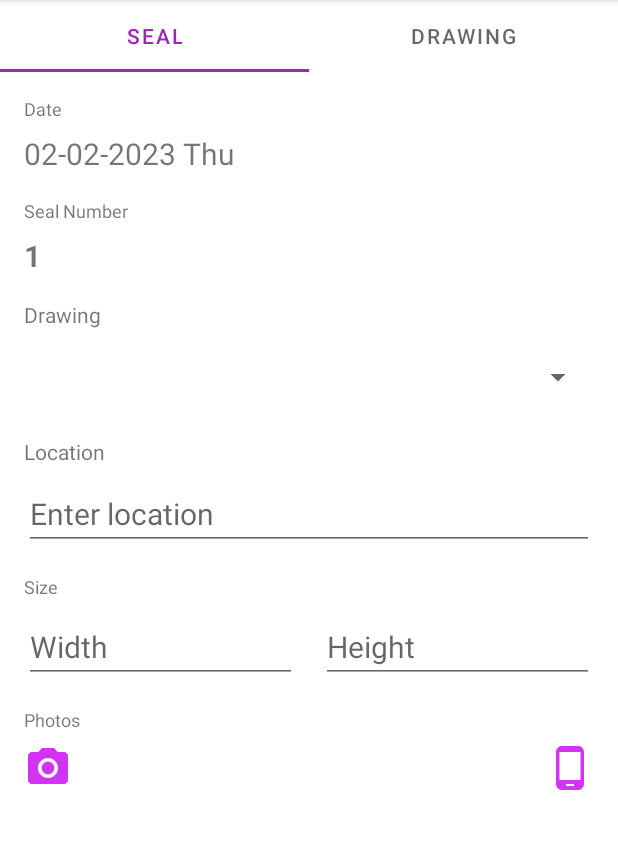
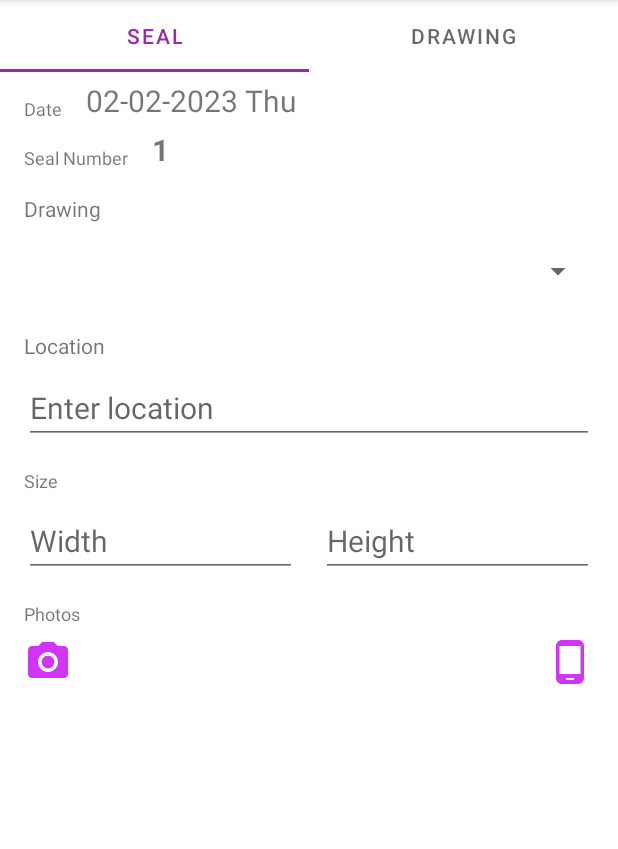
Before and after one commit to ahmedmatem/workmeter, an Android app: the fragment WorksheetFragment placed in its activity, on a phone screen of 412 x 824 dp, the part 84-933 px from its top. Run offline under Robolectric (Android 15) with nearby library versions, the light colour scheme and no system bars; our stand-ins replace Firebase (no records; nobody signed in at launch, a user with empty details on screens opened directly), Picasso, Room's generated code, data binding; pictures from the network do not load; 3 statements that could not run were skipped.

Commit message:
Fix staggered grid layout

```diff
--- a/app/build.gradle
+++ b/app/build.gradle
@@ -103,4 +103,7 @@ dependencies {
 
     implementation "androidx.camera:camera-view:${camerax_version}"
     implementation "androidx.camera:camera-extensions:${camerax_version}"
+
+    // Picasso Image Library
+    implementation 'com.squareup.picasso:picasso:2.8'
 }
--- a/app/src/main/java/com/ahmedmatem/android/workmeter/data/model/Worksheet.kt
+++ b/app/src/main/java/com/ahmedmatem/android/workmeter/data/model/Worksheet.kt
@@ -3,6 +3,7 @@ package com.ahmedmatem.android.workmeter.data.model
 import androidx.room.ColumnInfo
 import androidx.room.Entity
 import androidx.room.PrimaryKey
+import com.ahmedmatem.android.workmeter.ui.worksheet.PhotoData
 import java.text.SimpleDateFormat
 import java.util.*
 
@@ -20,6 +21,7 @@ data class Worksheet(
     val photos: String, // 'uri_1,uri_2,...uri_last,'
 ) {
     companion object {
+        const val COMMA_DELIMITER = ','
         /**
          * Companion function sets default value to newly created worksheet.
          *
@@ -44,6 +46,14 @@ data class Worksheet(
     }
 }
 
+/**
+ * Helper function converts photos from String to List
+ */
+fun Worksheet.photosToList() : List<PhotoData> =
+    listOf(*(photos.split(Worksheet.COMMA_DELIMITER).toTypedArray())).map { uri ->
+        PhotoData(id, uri)
+    }
+
 fun Worksheet.assign(
     location: String,
     width: String,
--- /dev/null
+++ b/app/src/main/java/com/ahmedmatem/android/workmeter/ui/worksheet/PhotoListAdapter.kt
@@ -0,0 +1,61 @@
+package com.ahmedmatem.android.workmeter.ui.worksheet
+
+import android.graphics.BitmapFactory
+import android.net.Uri
+import android.util.Log
+import android.view.LayoutInflater
+import android.view.ViewGroup
+import androidx.recyclerview.widget.DiffUtil
+import androidx.recyclerview.widget.ListAdapter
+import androidx.recyclerview.widget.RecyclerView
+import com.ahmedmatem.android.workmeter.databinding.PhotoListItemBinding
+import com.squareup.picasso.Picasso
+import java.io.File
+
+data class PhotoData (val id: String, val uri: String)
+
+class PhotoListAdapter (private val clickListener: OnClickListener)
+    : ListAdapter<PhotoData,PhotoListAdapter.PhotoViewHolder>(PhotoDiffCallback()) {
+
+    override fun onCreateViewHolder(parent: ViewGroup, viewType: Int): PhotoViewHolder {
+        return PhotoViewHolder.from(parent)
+    }
+
+    override fun onBindViewHolder(holder: PhotoViewHolder, position: Int) {
+        val item = getItem(position)
+        holder.itemView.setOnClickListener { clickListener.onClick(item) }
+        holder.bind(item)
+    }
+
+    class OnClickListener(val clickListener: (photo: PhotoData) -> Unit) {
+        fun onClick(photo: PhotoData) = clickListener(photo)
+    }
+
+    class PhotoViewHolder(private val binding: PhotoListItemBinding) :
+        RecyclerView.ViewHolder(binding.root) {
+
+        fun bind(item: PhotoData) {
+            Picasso.get()
+                .load(Uri.parse(item.uri))
+                .into(binding.photoIv)
+        }
+
+        companion object {
+            fun from(parent: ViewGroup) : PhotoViewHolder {
+                val layoutInflater = LayoutInflater.from(parent.context)
+                val binding = PhotoListItemBinding.inflate(layoutInflater, parent, false)
+                return PhotoViewHolder(binding)
+            }
+        }
+    }
+}
+
+class PhotoDiffCallback : DiffUtil.ItemCallback<PhotoData>() {
+    override fun areItemsTheSame(oldItem: PhotoData, newItem: PhotoData): Boolean {
+        return oldItem.id == newItem.id
+    }
+
+    override fun areContentsTheSame(oldItem: PhotoData, newItem: PhotoData): Boolean {
+        return oldItem == newItem
+    }
+}
--- a/app/src/main/java/com/ahmedmatem/android/workmeter/ui/worksheet/SealTabFragment.kt
+++ b/app/src/main/java/com/ahmedmatem/android/workmeter/ui/worksheet/SealTabFragment.kt
@@ -1,29 +1,23 @@
 package com.ahmedmatem.android.workmeter.ui.worksheet
 
-import androidx.lifecycle.ViewModelProvider
 import android.os.Bundle
 import android.view.LayoutInflater
 import android.view.View
 import android.view.ViewGroup
-import androidx.fragment.app.activityViewModels
 import androidx.fragment.app.viewModels
 import androidx.lifecycle.Lifecycle
 import androidx.lifecycle.lifecycleScope
 import androidx.lifecycle.repeatOnLifecycle
+import androidx.recyclerview.widget.StaggeredGridLayoutManager
 import com.ahmedmatem.android.workmeter.base.BaseFragment
-import com.ahmedmatem.android.workmeter.base.NavigationCommand
+import com.ahmedmatem.android.workmeter.data.model.photosToList
 import com.ahmedmatem.android.workmeter.databinding.FragmentSealTabBinding
 import com.ahmedmatem.android.workmeter.ui.login.afterTextChanged
-import kotlinx.coroutines.flow.collect
 import kotlinx.coroutines.launch
 
 class SealTabFragment : BaseFragment() {
 
     private lateinit var binding: FragmentSealTabBinding
-
-    companion object {
-        fun newInstance() = SealTabFragment()
-    }
 
     override val viewModel: WorksheetViewModel by viewModels({requireParentFragment()})
 
@@ -47,15 +41,32 @@ class SealTabFragment : BaseFragment() {
             viewModel.navigateToCamera()
         }
 
+        /**
+         * Photo recycler UI
+         */
+        val adapter = PhotoListAdapter(PhotoListAdapter.OnClickListener {
+            // TODO: Implement onPhoto click listener
+            viewModel.showToast.value = "Photo was clicked."
+        })
+        binding.photosRecyclerView.layoutManager =
+            StaggeredGridLayoutManager(SPAN_COUNT, StaggeredGridLayoutManager.VERTICAL)
+        binding.photosRecyclerView.adapter = adapter
+
         viewLifecycleOwner.lifecycleScope.launch {
             repeatOnLifecycle(Lifecycle.State.STARTED){
                 viewModel.worksheetState.collect{
                     val worksheet = it ?: return@collect
                     binding.worksheet = worksheet
+                    adapter.submitList(worksheet.photosToList())
                 }
             }
         }
 
         return binding.root
     }
+
+    companion object {
+        const val SPAN_COUNT = 3
+        fun newInstance() = SealTabFragment()
+    }
 }
--- a/app/src/main/res/layout/fragment_seal_tab.xml
+++ b/app/src/main/res/layout/fragment_seal_tab.xml
@@ -30,11 +30,10 @@
             android:layout_width="wrap_content"
             android:layout_height="wrap_content"
             android:layout_marginStart="16dp"
-            android:layout_marginTop="8dp"
             android:text="@{worksheet.date}"
             android:textSize="20sp"
-            app:layout_constraintStart_toStartOf="parent"
-            app:layout_constraintTop_toBottomOf="@+id/date_label"
+            app:layout_constraintBottom_toBottomOf="@+id/date_label"
+            app:layout_constraintStart_toEndOf="@+id/date_label"
             tools:text="13/1/2023" />
 
         <TextView
@@ -53,12 +52,11 @@
             android:layout_width="wrap_content"
             android:layout_height="wrap_content"
             android:layout_marginStart="16dp"
-            android:layout_marginTop="8dp"
             android:text="@{String.valueOf(worksheet.sealNum)}"
             android:textSize="20sp"
             android:textStyle="bold"
-            app:layout_constraintStart_toStartOf="parent"
-            app:layout_constraintTop_toBottomOf="@+id/seal_num_label"
+            app:layout_constraintBottom_toBottomOf="@+id/seal_num_label"
+            app:layout_constraintStart_toEndOf="@+id/seal_num_label"
             tools:text="65" />
 
         <TextView
@@ -194,14 +192,16 @@
 
         <androidx.recyclerview.widget.RecyclerView
             android:id="@+id/photos_recycler_view"
-            android:layout_width="0dp"
-            android:layout_height="wrap_content"
+            android:layout_width="match_parent"
+            android:layout_height="0dp"
             android:layout_marginStart="16dp"
             android:layout_marginTop="16dp"
             android:layout_marginEnd="16dp"
+            android:layout_marginBottom="16dp"
+            app:layout_constraintBottom_toBottomOf="parent"
             app:layout_constraintEnd_toEndOf="parent"
-            app:layout_constraintHorizontal_bias="0.5"
             app:layout_constraintStart_toStartOf="parent"
-            app:layout_constraintTop_toBottomOf="@+id/camera" />
+            app:layout_constraintTop_toBottomOf="@+id/camera"
+            tools:listitem="@layout/photo_list_item" />
     </androidx.constraintlayout.widget.ConstraintLayout>
 </layout>
--- a/app/src/main/res/values/strings.xml
+++ b/app/src/main/res/values/strings.xml
@@ -40,4 +40,5 @@
     <string name="hello_blank_fragment">Hello blank fragment</string>
 
     <string name="take_photo">Take photo</string>
+    <string name="worksheet_photo_description">Worksheet photo</string>
 </resources>
```
Also changed, not shown: app/src/main/java/com/ahmedmatem/android/workmeter/utils/CameraUtils.kt (deleted, +0 -10 lines), app/src/main/res/layout/photo_list_item.xml (added, +21 -0 lines).
